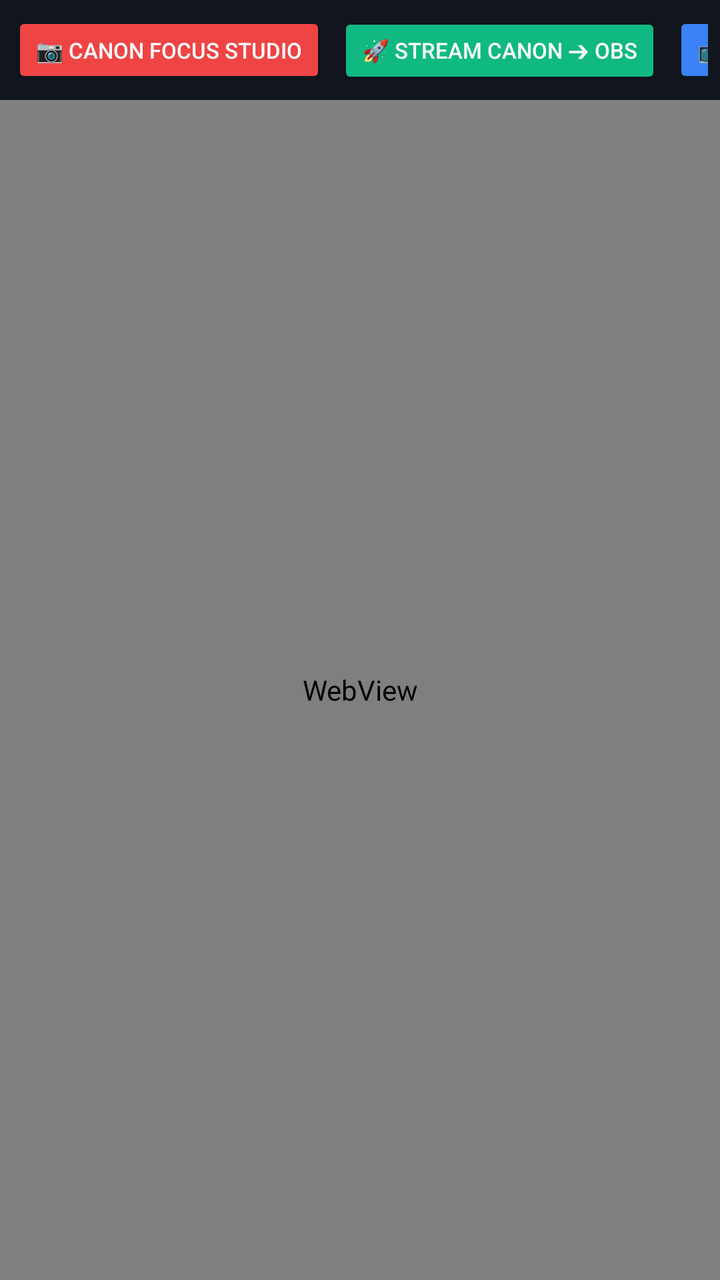
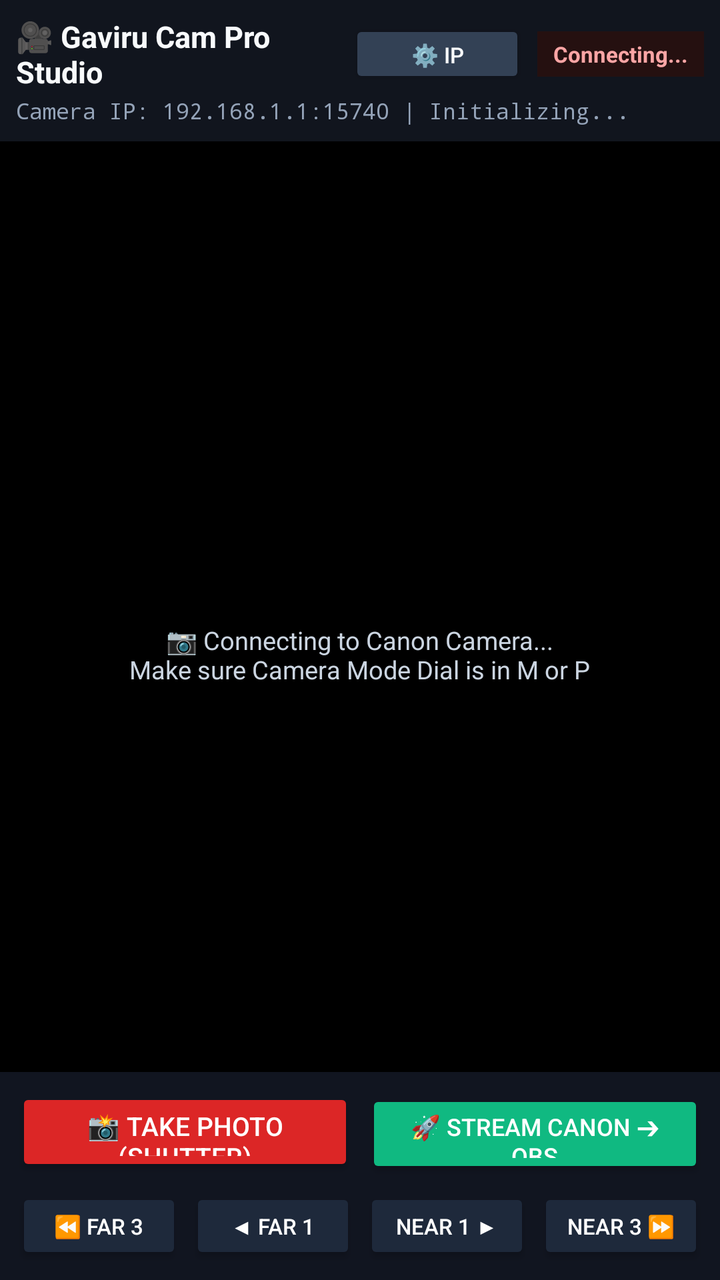

The first picture is an Android layout as it rendered before a commit; the second is the same layout after the commit. The layout source and the unified diff follow.
<!-- AndroidManifest.xml: application theme Theme.GaviruCamStudio -->
<!-- res/layout/activity_main.xml -->
<?xml version="1.0" encoding="utf-8"?>
<LinearLayout xmlns:android="http://schemas.android.com/apk/res/android"
    android:layout_width="match_parent"
    android:layout_height="match_parent"
    android:orientation="vertical"
    android:background="@color/bg_dark">

    
    <HorizontalScrollView
        android:layout_width="match_parent"
        android:layout_height="wrap_content"
        android:background="@color/surface_dark"
        android:padding="6dp"
        android:scrollbars="none">

        <LinearLayout
            android:layout_width="wrap_content"
            android:layout_height="wrap_content"
            android:orientation="horizontal">

            <Button
                android:id="@+id/btnRemoteControl"
                android:layout_width="wrap_content"
                android:layout_height="38dp"
                android:text="📷 Canon Focus Studio"
                android:textSize="11sp"
                android:textColor="@color/text_white"
                android:backgroundTint="@color/primary"
                android:layout_marginEnd="6dp" />

            <Button
                android:id="@+id/btnPhoneCamPush"
                android:layout_width="wrap_content"
                android:layout_height="38dp"
                android:text="🚀 Stream Canon ➔ OBS"
                android:textSize="11sp"
                android:textColor="@color/text_white"
                android:backgroundTint="@color/green_neon"
                android:layout_marginEnd="6dp" />

            <Button
                android:id="@+id/btnVdoLive"
                android:layout_width="wrap_content"
                android:layout_height="38dp"
                android:text="📺 OBS Monitor"
                android:textSize="11sp"
                android:textColor="@color/text_white"
                android:backgroundTint="#3B82F6"
                android:layout_marginEnd="6dp" />

            <Button
                android:id="@+id/btnSettings"
                android:layout_width="wrap_content"
                android:layout_height="38dp"
                android:text="⚙️ Settings"
                android:textSize="11sp"
                android:textColor="@color/text_white"
                android:backgroundTint="#475569" />

        </LinearLayout>
    </HorizontalScrollView>

    <ProgressBar
        android:id="@+id/progressBar"
        style="?android:attr/progressBarStyleHorizontal"
        android:layout_width="match_parent"
        android:layout_height="3dp"
        android:visibility="gone"
        android:indeterminate="true" />

    
    <WebView
        android:id="@+id/webView"
        android:layout_width="match_parent"
        android:layout_height="match_parent"
        android:background="@color/bg_dark" />

</LinearLayout>
<!-- resources referenced by this layout -->
<resources>
  <color name="bg_dark">#080A0F</color>
  <color name="green_neon">#10B981</color>
  <color name="primary">#EF4444</color>
  <color name="surface_dark">#11151E</color>
  <color name="text_white">#F8FAFC</color>
  <style name="Theme.GaviruCamStudio" parent="Theme.MaterialComponents.DayNight.NoActionBar">
          <item name="colorPrimary">@color/primary</item>
          <item name="colorPrimaryVariant">@color/primary_dark</item>
          <item name="colorOnPrimary">@color/text_white</item>
          <item name="colorSecondary">@color/accent</item>
          <item name="android:statusBarColor">@color/bg_dark</item>
          <item name="android:navigationBarColor">@color/bg_dark</item>
      </style>
  <color name="primary_dark">#B91C1C</color>
  <color name="accent">#F59E0B</color>
</resources>

<!-- the commit's change to res/layout/activity_main.xml (unified diff, before → after) -->
@@ -1,78 +1,221 @@
 <?xml version="1.0" encoding="utf-8"?>
-<LinearLayout xmlns:android="http://schemas.android.com/apk/res/android"
+<RelativeLayout xmlns:android="http://schemas.android.com/apk/res/android"
     android:layout_width="match_parent"
     android:layout_height="match_parent"
-    android:orientation="vertical"
-    android:background="@color/bg_dark">
+    android:background="#080A0F">
 
     
-    <HorizontalScrollView
+    <LinearLayout
+        android:id="@+id/topBar"
         android:layout_width="match_parent"
         android:layout_height="wrap_content"
-        android:background="@color/surface_dark"
-        android:padding="6dp"
-        android:scrollbars="none">
-
-        <LinearLayout
-            android:layout_width="wrap_content"
-            android:layout_height="wrap_content"
-            android:orientation="horizontal">
-
-            <Button
-                android:id="@+id/btnRemoteControl"
-                android:layout_width="wrap_content"
-                android:layout_height="38dp"
-                android:text="📷 Canon Focus Studio"
-                android:textSize="11sp"
-                android:textColor="@color/text_white"
-                android:backgroundTint="@color/primary"
-                android:layout_marginEnd="6dp" />
-
-            <Button
-                android:id="@+id/btnPhoneCamPush"
-                android:layout_width="wrap_content"
-                android:layout_height="38dp"
-                android:text="🚀 Stream Canon ➔ OBS"
-                android:textSize="11sp"
-                android:textColor="@color/text_white"
-                android:backgroundTint="@color/green_neon"
-                android:layout_marginEnd="6dp" />
-
-            <Button
-                android:id="@+id/btnVdoLive"
-                android:layout_width="wrap_content"
-                android:layout_height="38dp"
-                android:text="📺 OBS Monitor"
-                android:textSize="11sp"
-                android:textColor="@color/text_white"
-                android:backgroundTint="#3B82F6"
-                android:layout_marginEnd="6dp" />
+        android:orientation="vertical"
+        android:background="#11151E"
+        android:padding="8dp">
+
+        <LinearLayout
+            android:layout_width="match_parent"
+            android:layout_height="wrap_content"
+            android:orientation="horizontal"
+            android:gravity="center_vertical">
+
+            <TextView
+                android:layout_width="0dp"
+                android:layout_height="wrap_content"
+                android:layout_weight="1"
+                android:text="🎥 Gaviru Cam Pro Studio"
+                android:textColor="#F8FAFC"
+                android:textSize="15sp"
+                android:textStyle="bold" />
 
             <Button
                 android:id="@+id/btnSettings"
                 android:layout_width="wrap_content"
-                android:layout_height="38dp"
-                android:text="⚙️ Settings"
-                android:textSize="11sp"
-                android:textColor="@color/text_white"
-                android:backgroundTint="#475569" />
-
-        </LinearLayout>
-    </HorizontalScrollView>
-
-    <ProgressBar
-        android:id="@+id/progressBar"
-        style="?android:attr/progressBarStyleHorizontal"
-        android:layout_width="match_parent"
-        android:layout_height="3dp"
-        android:visibility="gone"
-        android:indeterminate="true" />
+                android:layout_height="34dp"
+                android:text="⚙️ IP"
+                android:textSize="11sp"
+                android:textColor="#F8FAFC"
+                android:backgroundTint="#334155"
+                android:layout_marginEnd="6dp" />
+
+            <TextView
+                android:id="@+id/txtStatusBadge"
+                android:layout_width="wrap_content"
+                android:layout_height="wrap_content"
+                android:background="#251010"
+                android:textColor="#FCA5A5"
+                android:text="Connecting..."
+                android:textSize="11sp"
+                android:textStyle="bold"
+                android:paddingLeft="8dp"
+                android:paddingRight="8dp"
+                android:paddingTop="4dp"
+                android:paddingBottom="4dp" />
+
+        </LinearLayout>
+
+        <TextView
+            android:id="@+id/txtDiagInfo"
+            android:layout_width="match_parent"
+            android:layout_height="wrap_content"
+            android:text="Camera IP: 192.168.1.1:15740 | Initializing..."
+            android:textColor="#94A3B8"
+            android:textSize="11sp"
+            android:fontFamily="monospace"
+            android:layout_marginTop="2dp" />
+
+    </LinearLayout>
 
     
-    <WebView
-        android:id="@+id/webView"
+    <FrameLayout
+        android:id="@+id/viewportFrame"
         android:layout_width="match_parent"
         android:layout_height="match_parent"
-        android:background="@color/bg_dark" />
-
-</LinearLayout>
+        android:layout_below="@id/topBar"
+        android:layout_above="@+id/bottomControls"
+        android:background="#000000">
+
+        
+        <ImageView
+            android:id="@+id/imgLiveView"
+            android:layout_width="match_parent"
+            android:layout_height="match_parent"
+            android:scaleType="fitCenter" />
+
+        
+        <View
+            android:id="@+id/focusBox"
+            android:layout_width="60dp"
+            android:layout_height="60dp"
+            android:background="@drawable/focus_rect"
+            android:visibility="gone" />
+
+        
+        <LinearLayout
+            android:id="@+id/waitingOverlay"
+            android:layout_width="wrap_content"
+            android:layout_height="wrap_content"
+            android:layout_gravity="center"
+            android:orientation="vertical"
+            android:gravity="center">
+
+            <ProgressBar
+                android:layout_width="38dp"
+                android:layout_height="38dp"
+                android:indeterminate="true" />
+
+            <TextView
+                android:id="@+id/txtWaitingMessage"
+                android:layout_width="wrap_content"
+                android:layout_height="wrap_content"
+                android:text="📷 Connecting to Canon Camera...\nMake sure Camera Mode Dial is in M or P"
+                android:textColor="#CBD5E1"
+                android:textSize="12.5sp"
+                android:gravity="center"
+                android:layout_marginTop="10dp" />
+
+        </LinearLayout>
+
+        
+        <WebView
+            android:id="@+id/vdoWebView"
+            android:layout_width="1dp"
+            android:layout_height="1dp"
+            android:visibility="invisible" />
+
+    </FrameLayout>
+
+    
+    <LinearLayout
+        android:id="@+id/bottomControls"
+        android:layout_width="match_parent"
+        android:layout_height="wrap_content"
+        android:layout_alignParentBottom="true"
+        android:orientation="vertical"
+        android:background="#111520"
+        android:padding="8dp">
+
+        
+        <LinearLayout
+            android:layout_width="match_parent"
+            android:layout_height="wrap_content"
+            android:orientation="horizontal"
+            android:layout_marginBottom="6dp">
+
+            <Button
+                android:id="@+id/btnShutter"
+                android:layout_width="0dp"
+                android:layout_height="44dp"
+                android:layout_weight="1"
+                android:text="📸 Take Photo (Shutter)"
+                android:textSize="13sp"
+                android:textColor="#FFFFFF"
+                android:backgroundTint="#DC2626"
+                android:layout_marginEnd="6dp" />
+
+            <Button
+                android:id="@+id/btnStreamObs"
+                android:layout_width="0dp"
+                android:layout_height="44dp"
+                android:layout_weight="1"
+                android:text="🚀 Stream Canon ➔ OBS"
+                android:textSize="12sp"
+                android:textColor="#FFFFFF"
+                android:backgroundTint="#10B981" />
+
+        </LinearLayout>
+
+        
+        <LinearLayout
+            android:layout_width="match_parent"
+            android:layout_height="wrap_content"
+            android:orientation="horizontal">
+
+            <Button
+                android:id="@+id/btnFar3"
+                android:layout_width="0dp"
+                android:layout_height="38dp"
+                android:layout_weight="1"
+                android:text="⏪ Far 3"
+                android:textSize="11sp"
+                android:textColor="#FFFFFF"
+                android:backgroundTint="#1E293B"
+                android:layout_marginEnd="4dp" />
+
+            <Button
+                android:id="@+id/btnFar1"
+                android:layout_width="0dp"
+                android:layout_height="38dp"
+                android:layout_weight="1"
+                android:text="◀ Far 1"
+                android:textSize="11sp"
+                android:textColor="#FFFFFF"
+                android:backgroundTint="#1E293B"
+                android:layout_marginEnd="4dp" />
+
+            <Button
+                android:id="@+id/btnNear1"
+                android:layout_width="0dp"
+                android:layout_height="38dp"
+                android:layout_weight="1"
+                android:text="Near 1 ▶"
+                android:textSize="11sp"
+                android:textColor="#FFFFFF"
+                android:backgroundTint="#1E293B"
+                android:layout_marginEnd="4dp" />
+
+            <Button
+                android:id="@+id/btnNear3"
+                android:layout_width="0dp"
+                android:layout_height="38dp"
+                android:layout_weight="1"
+                android:text="Near 3 ⏩"
+                android:textSize="11sp"
+                android:textColor="#FFFFFF"
+                android:backgroundTint="#1E293B" />
+
+        </LinearLayout>
+
+    </LinearLayout>
+
+</RelativeLayout>
<!-- resource entries referenced after the edit -->
@@ -1,9 +1,15 @@
 <!-- resources referenced by this layout -->
 <resources>
+  <!-- drawable focus_rect (drawable) -->
+  <?xml version="1.0" encoding="utf-8"?>
+  <shape xmlns:android="http://schemas.android.com/apk/res/android"
+      android:shape="rectangle">
+      <stroke android:width="2dp" android:color="#10B981" />
+      <solid android:color="#00000000" />
+      <corners android:radius="6dp" />
+  </shape>
   <color name="bg_dark">#080A0F</color>
-  <color name="green_neon">#10B981</color>
   <color name="primary">#EF4444</color>
-  <color name="surface_dark">#11151E</color>
   <color name="text_white">#F8FAFC</color>
   <style name="Theme.GaviruCamStudio" parent="Theme.MaterialComponents.DayNight.NoActionBar">
           <item name="colorPrimary">@color/primary</item>
